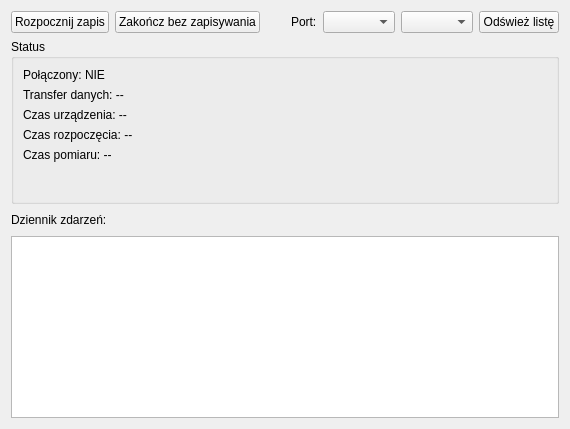
Old version of the form connectionwidget.ui in the repository PZSAS/serv.
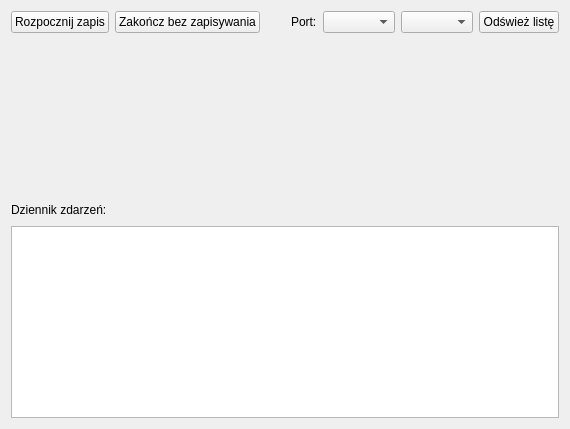
New version of the form. Custom widgets are drawn as their Qt base class.

Patch:
```diff
--- a/connectionwidget.ui
+++ b/connectionwidget.ui
@@ -14,6 +14,30 @@
    <string>Form</string>
   </property>
   <layout class="QGridLayout" name="gridLayout">
+   <item row="2" column="0">
+    <layout class="QHBoxLayout" name="horizontalLayout_2">
+     <item>
+      <widget class="QLabel" name="label_8">
+       <property name="text">
+        <string>Dziennik zdarzeń:</string>
+       </property>
+      </widget>
+     </item>
+     <item>
+      <spacer name="horizontalSpacer_2">
+       <property name="orientation">
+        <enum>Qt::Horizontal</enum>
+       </property>
+       <property name="sizeHint" stdset="0">
+        <size>
+         <width>40</width>
+         <height>20</height>
+        </size>
+       </property>
+      </spacer>
+     </item>
+    </layout>
+   </item>
    <item row="0" column="0">
     <layout class="QHBoxLayout" name="horizontalLayout">
      <item>
@@ -65,99 +89,36 @@
      </item>
     </layout>
    </item>
+   <item row="4" column="0">
+    <widget class="QListWidget" name="logList">
+     <property name="sizePolicy">
+      <sizepolicy hsizetype="Preferred" vsizetype="Preferred">
+       <horstretch>0</horstretch>
+       <verstretch>0</verstretch>
+      </sizepolicy>
+     </property>
+    </widget>
+   </item>
    <item row="1" column="0">
-    <widget class="QGroupBox" name="groupBox">
-     <property name="title">
-      <string>Status</string>
+    <widget class="Plot" name="plot" native="true">
+     <property name="sizePolicy">
+      <sizepolicy hsizetype="Preferred" vsizetype="Expanding">
+       <horstretch>0</horstretch>
+       <verstretch>0</verstretch>
+      </sizepolicy>
      </property>
-     <layout class="QGridLayout" name="gridLayout_2">
-      <item row="0" column="0">
-       <layout class="QVBoxLayout" name="verticalLayout">
-        <item>
-         <widget class="QLabel" name="connectionStateLabel">
-          <property name="text">
-           <string>Połączony: NIE</string>
-          </property>
-         </widget>
-        </item>
-        <item>
-         <widget class="QLabel" name="dataTransferLabel">
-          <property name="text">
-           <string>Transfer danych: --</string>
-          </property>
-         </widget>
-        </item>
-        <item>
-         <widget class="QLabel" name="deviceTimeLabel">
-          <property name="whatsThis">
-           <string>Pokazuje czy na urządzeniu pomiarowym jest ustawiony prawidłowy czas</string>
-          </property>
-          <property name="text">
-           <string>Czas urządzenia: --</string>
-          </property>
-         </widget>
-        </item>
-        <item>
-         <widget class="QLabel" name="startTimeLabel">
-          <property name="text">
-           <string>Czas rozpoczęcia: --</string>
-          </property>
-         </widget>
-        </item>
-        <item>
-         <widget class="QLabel" name="elapsedTime">
-          <property name="text">
-           <string>Czas pomiaru: --</string>
-          </property>
-         </widget>
-        </item>
-        <item>
-         <spacer name="verticalSpacer">
-          <property name="orientation">
-           <enum>Qt::Vertical</enum>
-          </property>
-          <property name="sizeHint" stdset="0">
-           <size>
-            <width>20</width>
-            <height>40</height>
-           </size>
-          </property>
-         </spacer>
-        </item>
-       </layout>
-      </item>
-     </layout>
     </widget>
    </item>
-   <item row="2" column="0">
-    <layout class="QHBoxLayout" name="horizontalLayout_2">
-     <item>
-      <widget class="QLabel" name="label_8">
-       <property name="text">
-        <string>Dziennik zdarzeń:</string>
-       </property>
-      </widget>
-     </item>
-     <item>
-      <spacer name="horizontalSpacer_2">
-       <property name="orientation">
-        <enum>Qt::Horizontal</enum>
-       </property>
-       <property name="sizeHint" stdset="0">
-        <size>
-         <width>40</width>
-         <height>20</height>
-        </size>
-       </property>
-      </spacer>
-     </item>
-    </layout>
-   </item>
-   <item row="3" column="0">
-    <widget class="QListWidget" name="logList"/>
-   </item>
   </layout>
  </widget>
+ <customwidgets>
+  <customwidget>
+   <class>Plot</class>
+   <extends>QWidget</extends>
+   <header>plot.h</header>
+   <container>1</container>
+  </customwidget>
+ </customwidgets>
  <resources/>
  <connections/>
 </ui>
```
